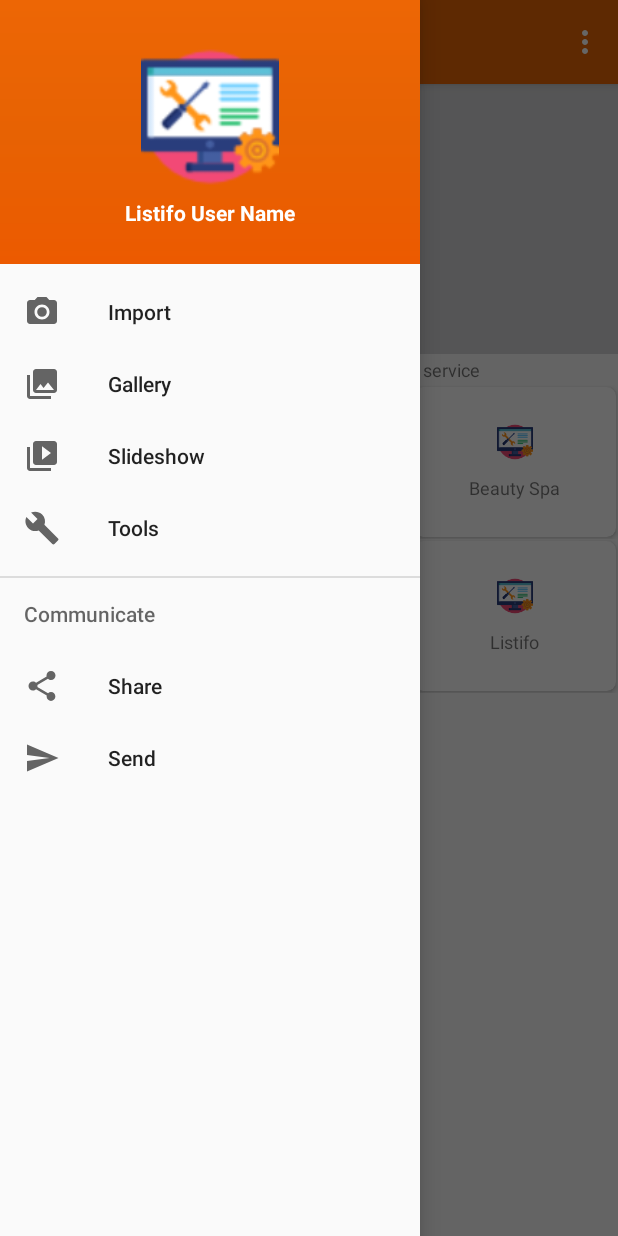
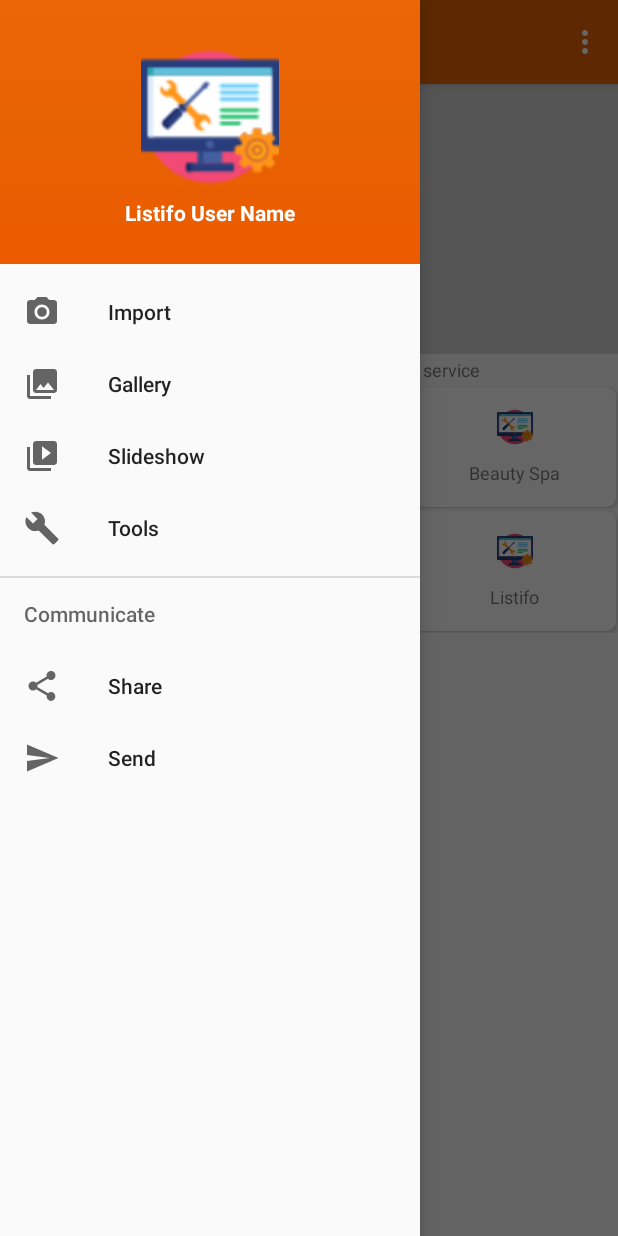
Before and after one commit to tsfapps/Listifo, an Android app: the screen it shows after launch (MainActivity), with the side drawer open, on a phone screen of 412 x 824 dp. Run offline under Robolectric (Android 15) with nearby library versions, the phone set to English and light mode, and no system bars.

Commit message:
Height changed

```diff
--- a/app/src/main/res/layout/model_icon.xml
+++ b/app/src/main/res/layout/model_icon.xml
@@ -11,7 +11,7 @@
         android:layout_margin="1dp"
 
         android:layout_width="0dp"
-        android:layout_height="100dp"
+        android:layout_height="80dp"
         android:elevation="10dp"
         app:cardCornerRadius="6dp"
         android:layout_weight="1">
```
